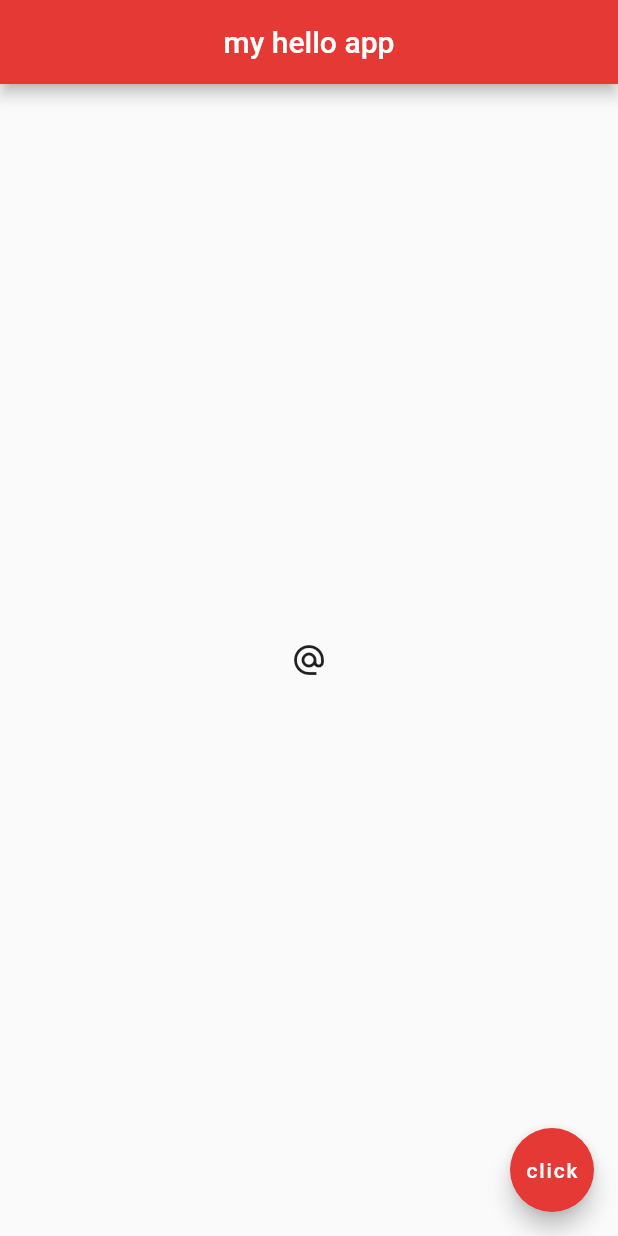
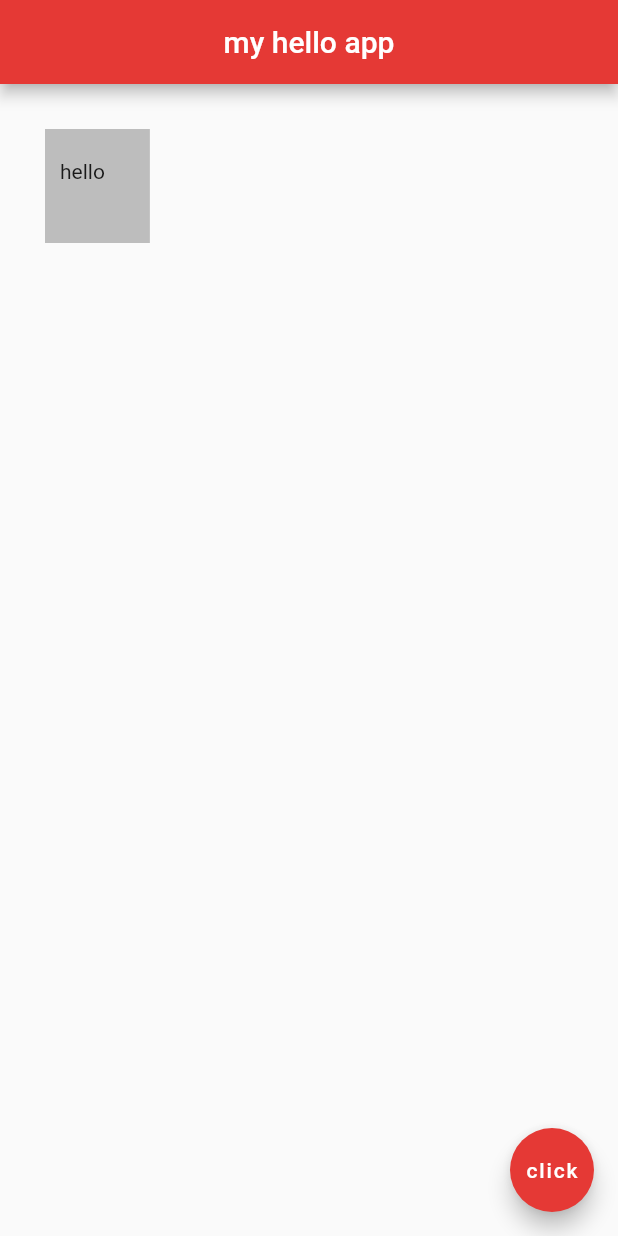
Before and after one commit to davindj/learn-flutter-1, a Flutter app: the screen it shows after launch, on a phone screen of 412 x 824 dp. Run offline on Flutter 3.47's test engine with Material 2 defaults, Android fonts, the phone set to English and light mode, and no system bars.

Commit message:
Ep 10 - Container w/ Padding + Margin

```diff
--- a/lib/main.dart
+++ b/lib/main.dart
@@ -17,18 +17,11 @@ class Home extends StatelessWidget {
         centerTitle: true,
         backgroundColor: Colors.red[600],
       ),
-      body: Center(
-        child: IconButton(
-          onPressed: () {},
-          icon: const Icon(Icons.alternate_email),
-        ),
-        // child: ElevatedButton.icon(
-        //   icon: Icon(Icons.mail),
-        //   label: Text('mail me'),
-        //   onPressed: () {
-        //     print('you clicked me');
-        //   },
-        // ),
+      body: Container(
+        padding: const EdgeInsets.fromLTRB(10, 20, 30, 40),
+        margin: const EdgeInsets.all(30.0),
+        color: Colors.grey[400],
+        child: Text('hello'),
       ),
       floatingActionButton: FloatingActionButton(
         onPressed: (() {}),
```
